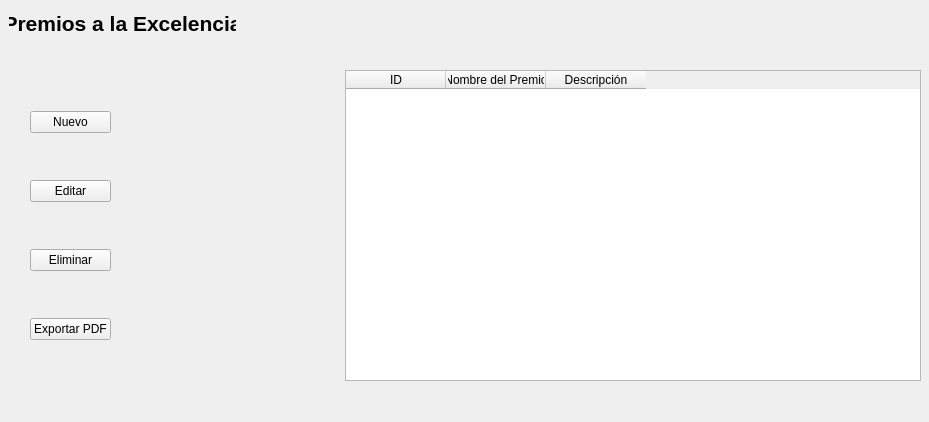
Before: the Qt Designer form app/view/PremioEx.ui in Orphereum/2DAM_DI_Universidad, drawn with Qt 5.
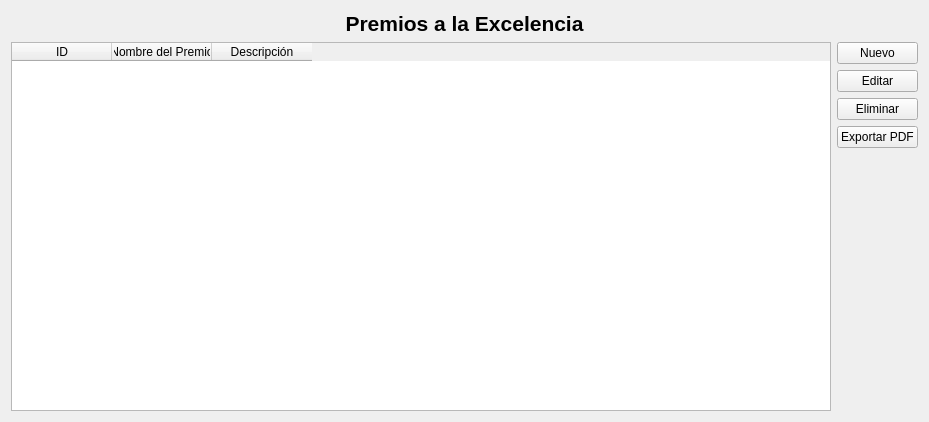
After: the same form once the commit is applied.

Commit message: Ventana premio mejorada

```diff
--- a/app/view/PremioEx.ui
+++ b/app/view/PremioEx.ui
@@ -13,15 +13,11 @@
   <property name="windowTitle">
    <string>Gestión de Premios</string>
   </property>
+  
+  <layout class="QVBoxLayout" name="mainLayout">
+   
+   <item>
   <widget class="QLabel" name="labelTitulo">
-   <property name="geometry">
-    <rect>
-     <x>9</x>
-     <y>9</y>
-     <width>227</width>
-     <height>28</height>
-    </rect>
-   </property>
    <property name="font">
     <font>
      <pointsize>16</pointsize>
@@ -35,18 +31,39 @@
     <set>Qt::AlignmentFlag::AlignCenter</set>
    </property>
   </widget>
-  <widget class="QWidget" name="">
-   <property name="geometry">
-    <rect>
-     <x>30</x>
-     <y>70</y>
-     <width>891</width>
-     <height>311</height>
-    </rect>
-   </property>
-   <layout class="QHBoxLayout" name="horizontalLayout">
+   </item>
+   
+   <item>
+    <layout class="QHBoxLayout" name="contentLayout">
+     
+     <item>
+      <widget class="QTableWidget" name="tablePremios">
+       <property name="editTriggers">
+        <set>QAbstractItemView::EditTrigger::NoEditTriggers</set>
+       </property>
+       <property name="selectionBehavior">
+        <enum>QAbstractItemView::SelectionBehavior::SelectRows</enum>
+       </property>
+       <column>
+        <property name="text">
+         <string>ID</string>
+        </property>
+       </column>
+       <column>
+        <property name="text">
+         <string>Nombre del Premio</string>
+        </property>
+       </column>
+       <column>
+        <property name="text">
+         <string>Descripción</string>
+        </property>
+       </column>
+      </widget>
+     </item>
+     
     <item>
-     <layout class="QVBoxLayout" name="verticalLayout">
+      <layout class="QVBoxLayout" name="buttonLayout">
       <item>
        <widget class="QPushButton" name="btnNuevo">
         <property name="text">
@@ -75,8 +92,6 @@
         </property>
        </widget>
       </item>
-     </layout>
-    </item>
     <item>
      <spacer name="verticalSpacer">
       <property name="orientation">
@@ -84,39 +99,18 @@
       </property>
       <property name="sizeHint" stdset="0">
        <size>
-        <width>228</width>
-        <height>258</height>
+           <width>20</width>
+           <height>40</height>
        </size>
       </property>
      </spacer>
     </item>
-    <item>
-     <widget class="QTableWidget" name="tablePremios">
-      <property name="editTriggers">
-       <set>QAbstractItemView::EditTrigger::NoEditTriggers</set>
-      </property>
-      <property name="selectionBehavior">
-       <enum>QAbstractItemView::SelectionBehavior::SelectRows</enum>
-      </property>
-      <column>
-       <property name="text">
-        <string>ID</string>
-       </property>
-      </column>
-      <column>
-       <property name="text">
-        <string>Nombre del Premio</string>
-       </property>
-      </column>
-      <column>
-       <property name="text">
-        <string>Descripción</string>
-       </property>
-      </column>
-     </widget>
-    </item>
-   </layout>
-  </widget>
+      </layout>
+     </item>
+     
+    </layout>
+   </item>
+  </layout>
  </widget>
  <resources/>
  <connections/>
```
Lines whose indentation alone changed are shown as unchanged. The commit also changes 1 other file.
